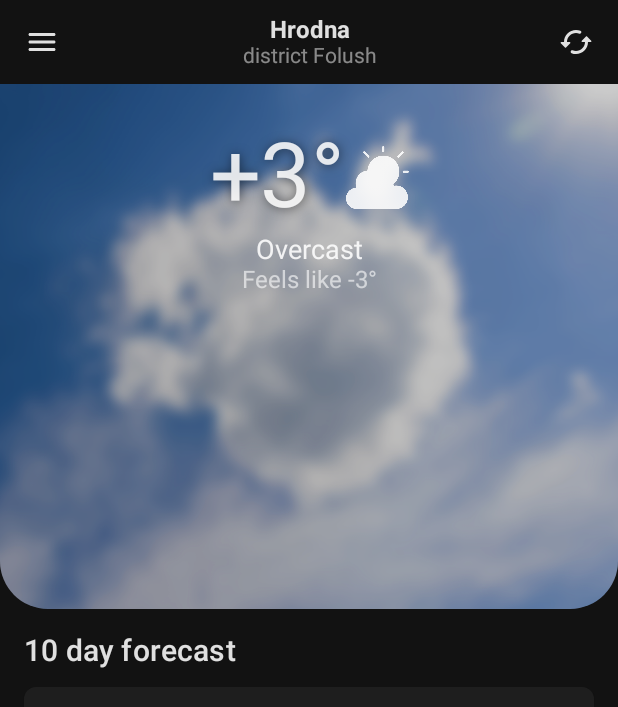
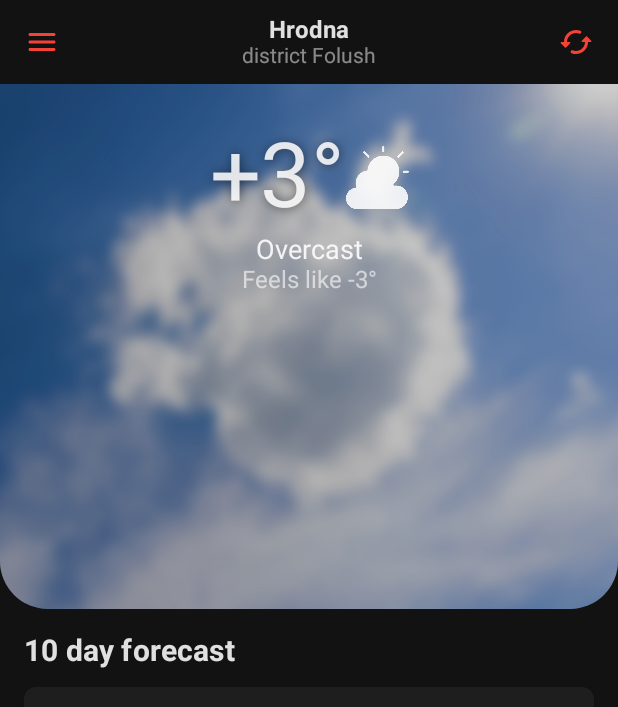
Before and after one commit to Coolightman/Weather, an Android app built with Jetpack Compose: the screen it shows after launch (MainActivity), on a phone screen of 412 x 824 dp. Shown: the top 707 px of the screen. Run offline under Robolectric (Android 15) with nearby library versions, the phone set to English and light mode, and no system bars; our stand-ins replace accompanist.

Commit message:
update UI

```diff
--- a/app/src/main/java/by/coolightman/weather/ui/screen/BaseScreen.kt
+++ b/app/src/main/java/by/coolightman/weather/ui/screen/BaseScreen.kt
@@ -33,6 +33,7 @@ import androidx.compose.ui.draw.paint
 import androidx.compose.ui.graphics.RectangleShape
 import androidx.compose.ui.layout.ContentScale
 import androidx.compose.ui.res.painterResource
+import androidx.compose.ui.text.font.FontWeight
 import androidx.compose.ui.tooling.preview.Preview
 import androidx.compose.ui.unit.dp
 import by.coolightman.weather.R
@@ -109,7 +110,9 @@ fun BaseScreen() {
                 ) {
                     Text(
                         text = "10 day forecast",
-                        style = MaterialTheme.typography.h6
+                        style = MaterialTheme.typography.h6.copy(
+                            fontWeight = FontWeight.Bold
+                        )
                     )
 
                     SpacerHorizon(height = 12.dp)
--- a/app/src/main/java/by/coolightman/weather/ui/screen/components/WeatherTopBar.kt
+++ b/app/src/main/java/by/coolightman/weather/ui/screen/components/WeatherTopBar.kt
@@ -1,7 +1,10 @@
 package by.coolightman.weather.ui.screen.components
 
 import androidx.compose.foundation.background
+import androidx.compose.foundation.layout.Arrangement
+import androidx.compose.foundation.layout.Column
 import androidx.compose.foundation.layout.Row
+import androidx.compose.foundation.layout.fillMaxHeight
 import androidx.compose.foundation.layout.fillMaxWidth
 import androidx.compose.foundation.layout.height
 import androidx.compose.foundation.layout.padding
@@ -14,14 +17,11 @@ import androidx.compose.ui.Alignment
 import androidx.compose.ui.Modifier
 import androidx.compose.ui.graphics.Color
 import androidx.compose.ui.res.painterResource
-import androidx.compose.ui.text.SpanStyle
-import androidx.compose.ui.text.buildAnnotatedString
 import androidx.compose.ui.text.font.FontWeight
-import androidx.compose.ui.text.style.TextAlign
-import androidx.compose.ui.text.withStyle
 import androidx.compose.ui.unit.dp
 import androidx.compose.ui.unit.sp
 import by.coolightman.weather.R
+import by.coolightman.weather.ui.theme.ColorAccent
 
 @Composable
 fun WeatherTopBar(
@@ -44,35 +44,31 @@ fun WeatherTopBar(
         ) {
             Icon(
                 painter = painterResource(id = R.drawable.ic_round_menu_24),
-                contentDescription = "menu"
+                contentDescription = "menu",
+                tint = ColorAccent
             )
         }
 
+        Column(
+            horizontalAlignment = Alignment.CenterHorizontally,
+            verticalArrangement = Arrangement.Center,
+            modifier = Modifier
+                .fillMaxHeight()
+                .weight(1f)
+        ) {
             Text(
-            text = buildAnnotatedString {
-                withStyle(
-                    style = SpanStyle(
+                text = mainText,
                 fontWeight = FontWeight.Bold
             )
-                ) {
-                    val topBarMainText =
-                        if (secondText.isNotEmpty()) "$mainText\n"
-                        else mainText
-                    append(topBarMainText)
-                }
-                withStyle(
-                    style = SpanStyle(
+            if (secondText.isNotEmpty()) {
+                Text(
+                    text = secondText,
                     fontSize = 14.sp,
                     color = MaterialTheme.colors.onSurface.copy(0.5f)
                 )
-                ) {
-                    append(secondText)
+
             }
-
-            },
-            textAlign = TextAlign.Center,
-            modifier = Modifier.weight(1f)
-        )
+        }
 
         IconButton(
             onClick = { onClickReload() },
@@ -80,7 +76,8 @@ fun WeatherTopBar(
         ) {
             Icon(
                 painter = painterResource(id = R.drawable.ic_round_cached_24),
-                contentDescription = "reload"
+                contentDescription = "reload",
+                tint = ColorAccent
             )
         }
     }
--- a/app/src/main/java/by/coolightman/weather/ui/theme/Color.kt
+++ b/app/src/main/java/by/coolightman/weather/ui/theme/Color.kt
@@ -8,3 +8,4 @@ val GreenPalette3 = Color(0xFF005f3a)
 val YellowPalette1 = Color(0xFFfbd17d)
 
 val TintFilter = Color(0x33000000)
+val ColorAccent = Color(0xfff44336)
```
Lines whose indentation alone changed are shown as unchanged.
